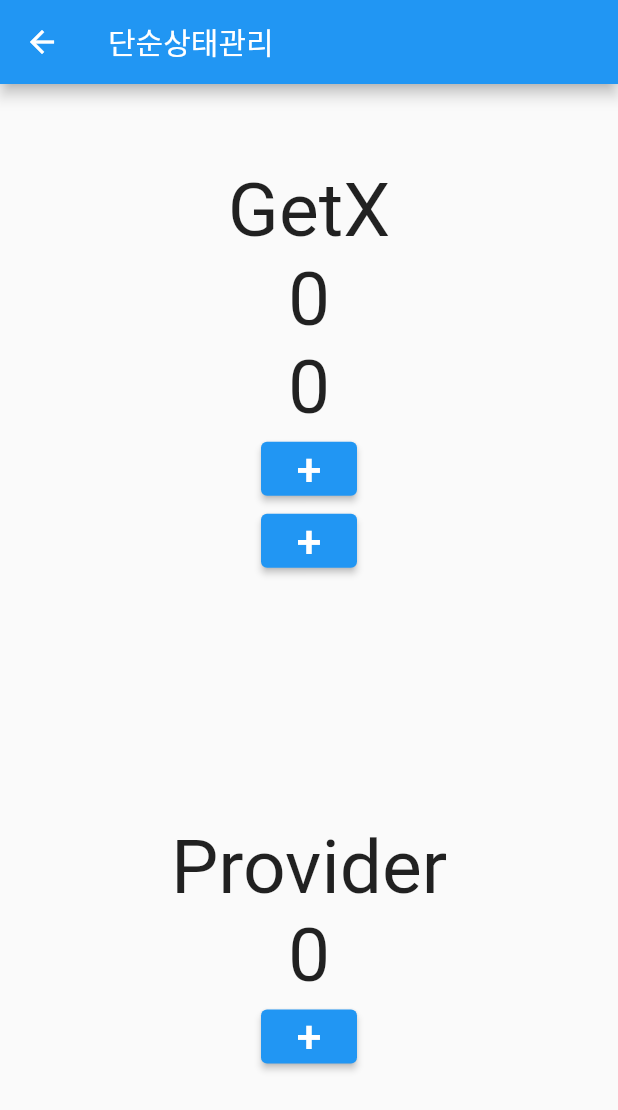
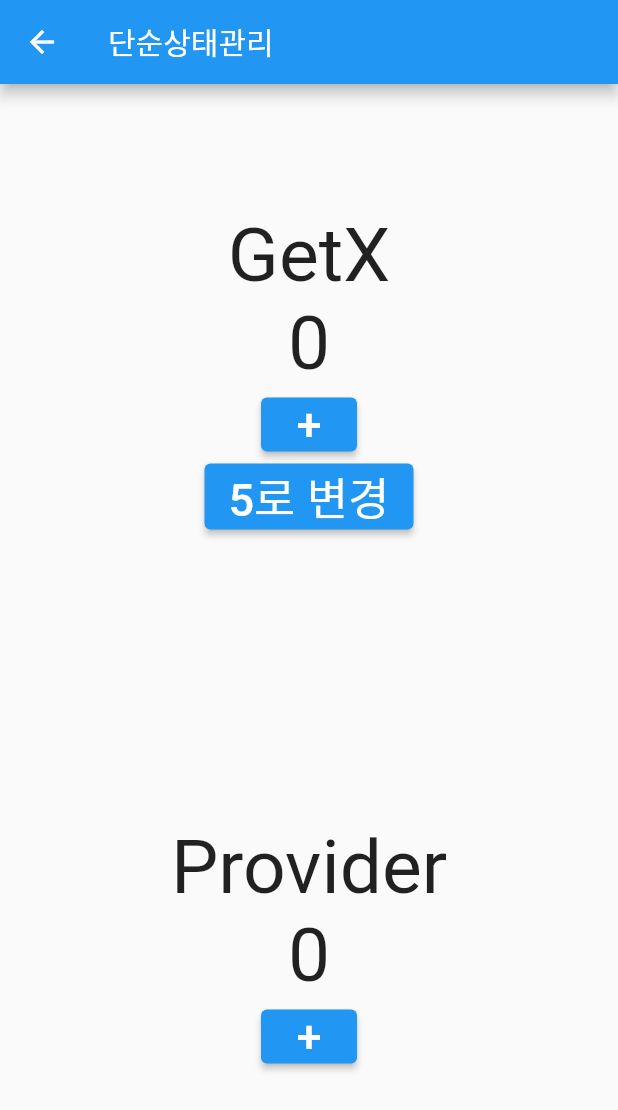
Before and after one commit to JISUOGIT/getx_route_flutter, a Flutter app: the screen it shows after launch, after a tap on "단순상태관리", on a phone screen of 412 x 824 dp. Shown: the top 1110 px of the screen. Run offline on Flutter 3.47's test engine with Material 2 defaults, Android fonts, the phone set to English and light mode, and no system bars; our stand-ins replace get.

Commit message:
20230417 - Getx reactive 상태관리

```diff
--- a/lib/pages/state/with_getx.dart
+++ b/lib/pages/state/with_getx.dart
@@ -9,12 +9,12 @@
   CountControllerWithGetX _controller = Get.put(CountControllerWithGetX());
 
   // String id 부여
-  Widget _button(String id) {
+  Widget _button() {
     return ElevatedButton(
       onPressed: () {
         // context 없어서 context 명시 되지 않은 부분에서 사용하기에
         // 따로 함수 기능으로 사용할 수 있다.
-        _controller.increase(id);
+        _controller.increase();
       },
       child: Text(
         '+',
@@ -39,8 +39,8 @@
           ),
           GetBuilder<CountControllerWithGetX>(
             // 개인 고유 id 부여
-            id: "first",
             builder: (controller) {
+              print("update!");
               return Text(
                 '${controller.count}',
                 style: const TextStyle(
@@ -49,24 +49,35 @@
               );
             },
           ),
-          GetBuilder<CountControllerWithGetX>(
-            // 개인 고유 id 부여
-            id: "second",
-            builder: (controller) {
-              return Text(
-                '${controller.count}',
-                style: const TextStyle(
-                  fontSize: 50,
-                ),
-              );
-            },
-          ),
+          // GetBuilder<CountControllerWithGetX>(
+          //   // 개인 고유 id 부여
+          //   id: "second",
+          //   builder: (controller) {
+          //     return Text(
+          //       '${controller.count}',
+          //       style: const TextStyle(
+          //         fontSize: 50,
+          //       ),
+          //     );
+          //   },
+          // ),
           // 특정 컨트롤러 아이디 부여해서 각각 사용 가능
           // String id
-          _button("first"),
-          // String id
+          _button(), // String id
+          ElevatedButton(
+            onPressed: () {
+              // context 없어서 context 명시 되지 않은 부분에서 사용하기에
+              // 따로 함수 기능으로 사용할 수 있다.
+              _controller.putNumber(5);
+            },
+            child: Text(
+              '5로 변경',
+              style: TextStyle(
+                fontSize: 30,
+              ),
+            ),
+          )
           // 특정 컨트롤러 아이디 부여해서 각각 사용 가능
-          _button("second"),
         ],
       ),
     );
--- a/lib/src/home.dart
+++ b/lib/src/home.dart
@@ -2,6 +2,7 @@
 import 'package:get/get.dart';
 import 'package:getx_sample_route_manage/pages/normal/first.dart';
 
+import '../pages/reactive_state_manage_page.dart';
 import '../pages/simple_state_manage_page.dart';
 
 class Home extends StatelessWidget {
@@ -54,6 +55,12 @@
               },
               child: Text('단순상태관리'),
             ),
+            ElevatedButton(
+              onPressed: () {
+                Get.to(ReactiveStateManagePage());
+              },
+              child: Text('반응형상태관리'),
+            ),
           ],
         ),
       ),
```
Also changed, not shown: lib/pages/reactive_state_manage_page.dart (added, +76 -0 lines), lib/src/controller/count_controller_with_getx.dart (+7 -2 lines), lib/src/controller/count_controller_with_reactive.dart (added, +51 -0 lines).
